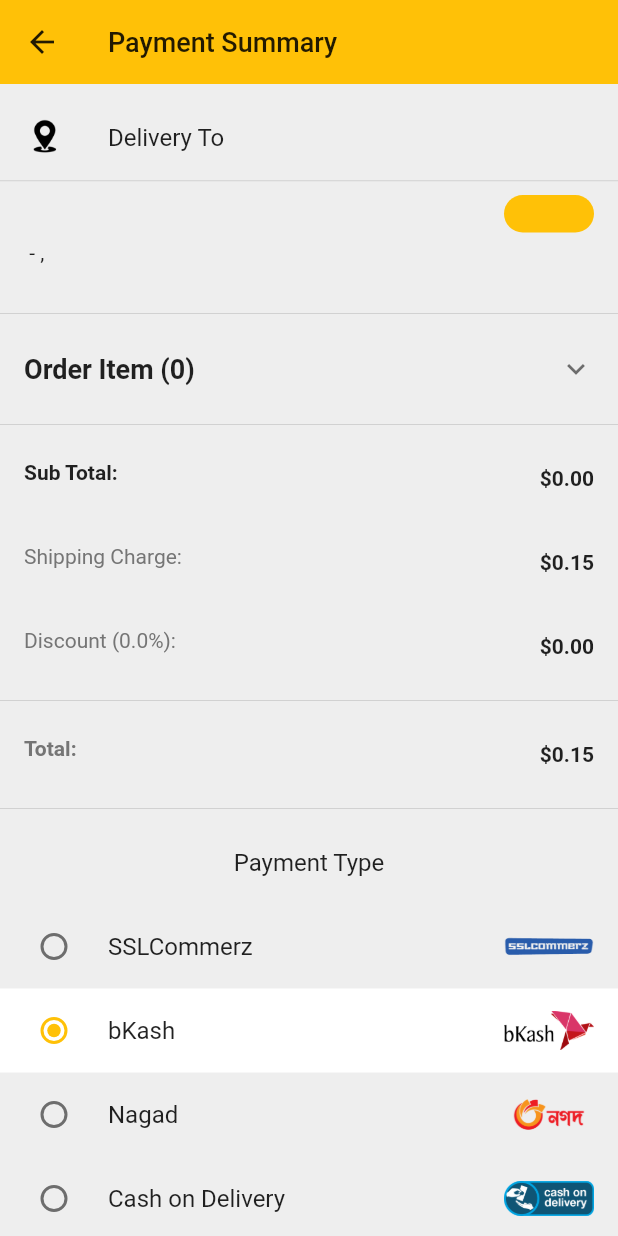
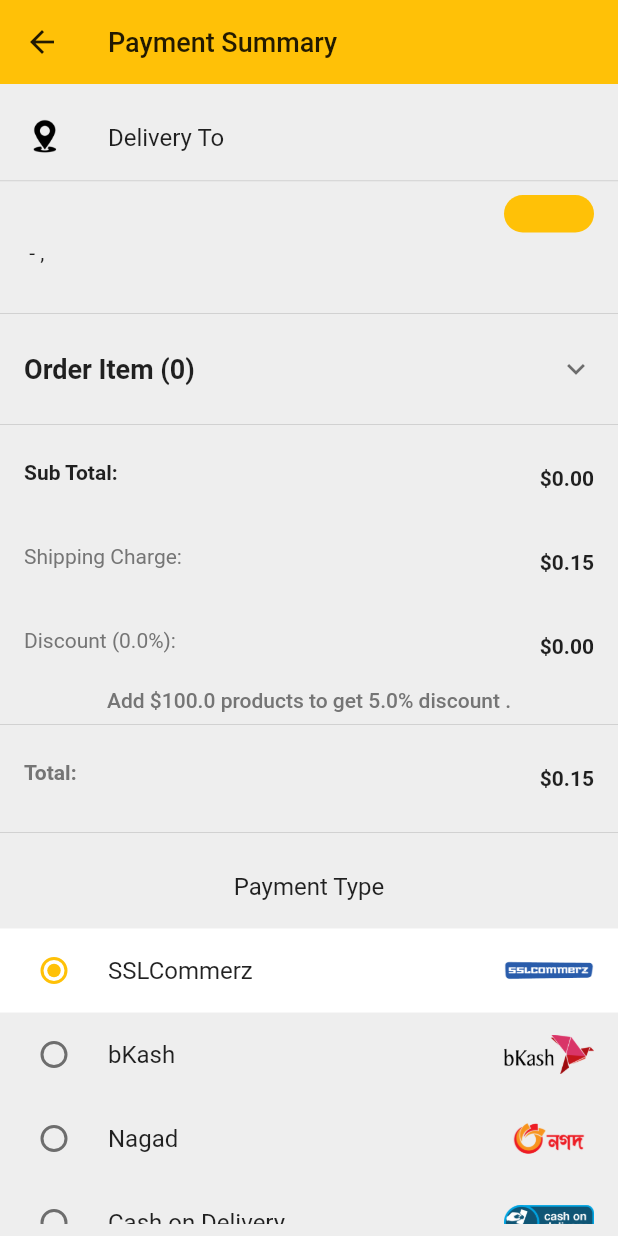
Before and after one commit to CPAD-Gazipur/Flutter-Food-App, a Flutter app: the PaymentSummaryScreen screen opened directly with empty values, on a phone screen of 412 x 824 dp. Run offline on Flutter 3.47's test engine with Material 2 defaults, Android fonts, the light colour scheme and no system bars; our stand-ins replace badges, cached_network_image, carousel_slider, cloud_firestore, firebase_auth, firebase_core and 7 more; missing offline and left inert: flutter_facebook_auth, flutter_sslcommerz; accounts and stored records are empty.

Commit message:
Flutter Food App: Discount text added.

```diff
--- a/lib/screens/checkout/payment/payment_summary_screen.dart
+++ b/lib/screens/checkout/payment/payment_summary_screen.dart
@@ -29,7 +29,7 @@ class PaymentSummaryScreen extends StatefulWidget {
 enum PaymentType { sslcommerz, bKash, nagad, cashOnDelivery }
 
 class _PaymentSummaryScreenState extends State<PaymentSummaryScreen> {
-  var paymentType = PaymentType.bKash;
+  var paymentType = PaymentType.sslcommerz;
 
   @override
   Widget build(BuildContext context) {
@@ -42,7 +42,7 @@ class _PaymentSummaryScreenState extends State<PaymentSummaryScreen> {
     double priceAfterDiscount;
     double totalPrice = cartProvider.fetchTotalPrice();
     priceAfterDiscount = totalPrice + shippingCharge;
-    if (totalPrice > 100) {
+    if (totalPrice >= 100) {
       discountAmount = (totalPrice * discountPercent) / 100;
       priceAfterDiscount = totalPrice - discountAmount + shippingCharge;
     } else {
@@ -248,6 +248,16 @@ class _PaymentSummaryScreenState extends State<PaymentSummaryScreen> {
                     ),
                   ),
                 ),
+                totalPrice < 100
+                    ? Text(
+                        'Add \$${100 - totalPrice} products to get 5.0% discount .',
+                        style: TextStyle(
+                          color: Colors.grey[600],
+                          fontWeight: FontWeight.w500,
+                          fontFamily: 'Roboto',
+                        ),
+                      )
+                    : const SizedBox(),
                 const Divider(),
                 ListTile(
                   leading: Text(
```
